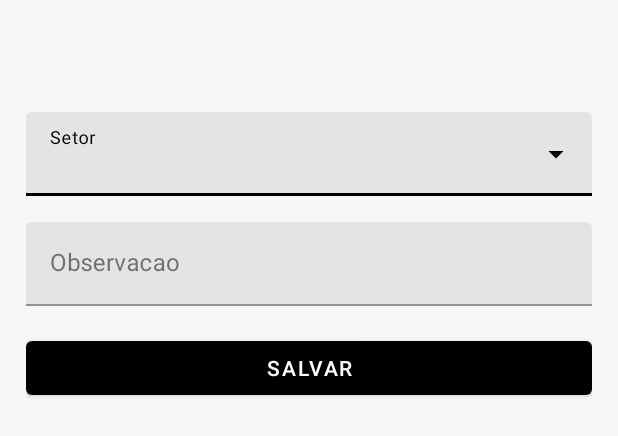
After one commit to esdrasdemorais/InspetorOnline, an Android app: the layout permanence_dialog.xml on its own in the app's theme, with its tools: preview values and no code run, on a phone screen of 412 x 824 dp. The commit adds this screen. Shown: the top 436 px of the screen. Run offline under Robolectric (Android 15) with nearby library versions, the phone set to English and light mode, and no system bars.

Commit message:
Dialog To Select Inspection Type

```diff
--- /dev/null
+++ b/app/src/main/res/layout/permanence_dialog.xml
@@ -0,0 +1,51 @@
+<?xml version="1.0" encoding="utf-8"?>
+<LinearLayout xmlns:android="http://schemas.android.com/apk/res/android"
+    android:orientation="vertical"
+    android:layout_width="match_parent"
+    android:layout_height="match_parent"
+    android:paddingBottom="@dimen/activity_vertical_margin"
+    android:paddingLeft="@dimen/activity_horizontal_margin"
+    android:paddingRight="@dimen/activity_horizontal_margin"
+    android:paddingTop="@dimen/activity_vertical_margin"
+    android:layout_marginTop="57dp">
+    <!--tools:context="com.esdrasmorais.inspetoronline.ui.inspection.InspectionReportActivity"-->
+
+    <com.google.android.material.textfield.TextInputLayout
+        style="@style/Widget.MaterialComponents.TextInputLayout.FilledBox.ExposedDropdownMenu"
+        android:layout_width="match_parent"
+        android:layout_height="wrap_content"
+        android:hint="@string/hint_permanence_department"
+        android:layout_marginBottom="17dp"
+        android:id="@+id/input_layout_permanence_department">
+
+        <AutoCompleteTextView
+            android:id="@+id/permanence_department"
+            android:layout_width="match_parent"
+            android:layout_height="wrap_content"/>
+
+    </com.google.android.material.textfield.TextInputLayout>
+
+    <com.google.android.material.textfield.TextInputLayout
+        android:id="@+id/input_layout_note"
+        android:layout_width="match_parent"
+        android:layout_height="wrap_content"
+        android:layout_marginBottom="17dp">
+
+        <EditText
+            android:id="@+id/edit_text_note"
+            android:layout_width="match_parent"
+            android:layout_height="wrap_content"
+            android:hint="@string/hint_permanence_note"
+            android:inputType="textMultiLine" /><!--android:maxLines="10" android:minLines="5"-->
+
+    </com.google.android.material.textfield.TextInputLayout>
+
+    <com.google.android.material.button.MaterialButton
+        android:id="@+id/button_save"
+        android:layout_width="match_parent"
+        android:layout_height="wrap_content"
+        android:text="@string/text_save"
+        android:layout_marginBottom="77px"
+        android:textAlignment="center"/>
+
+</LinearLayout>
--- a/app/src/main/res/values/strings.xml
+++ b/app/src/main/res/values/strings.xml
@@ -113,4 +113,9 @@
     <string name="status_sign_in_failed">Sign-in failed</string>
     <string name="instant_validation">(instant validation)</string>
     <string name="firebase_status_fmt">Firebase User: %s</string>
+
+    <string name="hint_permanence_note">Observacao</string>
+    <string name="hint_permanence_department">Setor</string>
+
+    <string name="inspection_type">Selecione um Tipo:</string>
 </resources>
--- a/app/src/main/res/values/styles.xml
+++ b/app/src/main/res/values/styles.xml
@@ -18,13 +18,13 @@
     <style name="AppTheme.PopupOverlay" parent="ThemeOverlay.AppCompat.Light" />
 
     <style name="AppTheme" parent="Theme.MaterialComponents.Light">
-        <item name="colorPrimary">#171717</item>
+        <item name="colorPrimary">#000000</item><!--171717-->
         <item name="colorPrimaryVariant">#000000</item>
         <item name="colorOnPrimary">#FFFFFF</item>
         <item name="colorSecondary">#000000</item>
         <item name="colorSecondaryVariant">#FFFFFF</item>
         <item name="colorOnSecondary">#FFFFFF</item>
-        <item name="colorError">#F44336</item>
+        <item name="colorError">#A34D44</item>
         <item name="colorOnError">#FFFFFF</item>
         <item name="colorSurface">#FFFFFF</item>
         <item name="colorOnSurface">#212121</item>
--- a/build.gradle
+++ b/build.gradle
@@ -10,7 +10,7 @@ buildscript {
         }
     }
     dependencies {
-        classpath 'com.android.tools.build:gradle:3.4.+'
+        classpath 'com.android.tools.build:gradle:3.5.0'
        // classpath "com.android.databinding:dataBinder:1.0-rc4"
 //        classpath 'com.neenbedankt.gradle.plugins:android-apt:1.+'
         // NOTE: Do not place your application dependencies here; they belong
```
Also changed, not shown: app/src/main/java/com/esdrasmorais/inspetoronline/ui/InspectionDialogFragment.java (added, +27 -0 lines), app/src/main/java/com/esdrasmorais/inspetoronline/ui/TaskManagerActivity.java (+4 -4 lines), app/src/main/java/com/esdrasmorais/inspetoronline/ui/listeners/InspectionListener.java (+30 -5 lines), app/src/main/res/layout/activity_login.xml (+22 -20 lines), app/src/main/res/layout/activity_task_manager.xml (+27 -15 lines), app/src/main/res/layout/inspection_dialog.xml (deleted, +0 -9 lines), app/src/main/res/values/arrays.xml (added, +17 -0 lines), app/src/main/res/values/dimens.xml (+6 -6 lines), 2 other files.
